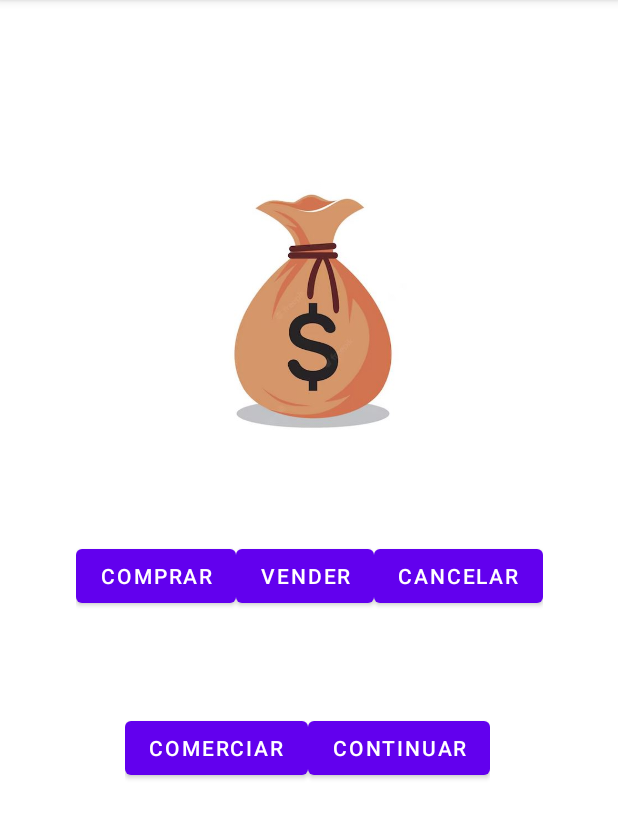
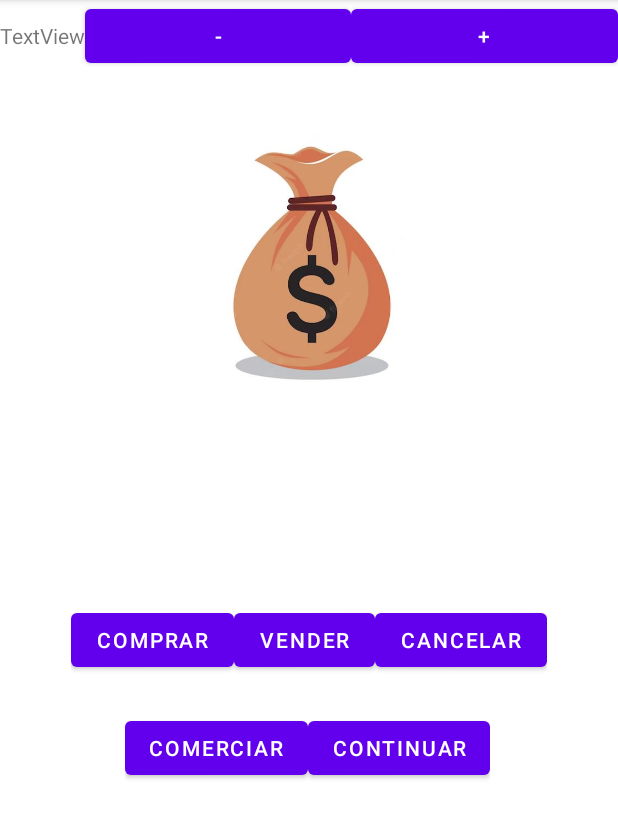
Before and after one commit to eduflo957/multimedia_t10, an Android app: the PantallaMercader screen opened directly, with no data from a screen before it, on a phone screen of 412 x 824 dp, the part 84-923 px from its top. Run offline under Robolectric (Android 15) with nearby library versions, the phone set to English and light mode, and no system bars.

Commit message:
t12 empezada

```diff
--- a/app/src/main/res/layout/activity_pantalla_mercader.xml
+++ b/app/src/main/res/layout/activity_pantalla_mercader.xml
@@ -10,11 +10,38 @@
         android:id="@+id/imageView"
         android:layout_width="200sp"
         android:layout_height="200sp"
-        android:layout_marginTop="112dp"
+        android:layout_marginTop="80dp"
         app:layout_constraintEnd_toEndOf="parent"
+        app:layout_constraintHorizontal_bias="0.497"
         app:layout_constraintStart_toStartOf="parent"
         app:layout_constraintTop_toTopOf="parent"
         app:srcCompat="@drawable/img_campito" />
+
+    <LinearLayout
+        android:layout_width="match_parent"
+        android:layout_height="match_parent"
+        android:orientation="horizontal">
+
+        <TextView
+            android:id="@+id/textView3"
+            android:layout_width="wrap_content"
+            android:layout_height="wrap_content"
+            android:text="TextView" />
+
+        <Button
+            android:id="@+id/botonMenos"
+            android:layout_width="wrap_content"
+            android:layout_height="wrap_content"
+            android:layout_weight="1"
+            android:text="-" />
+
+        <Button
+            android:id="@+id/botonMas"
+            android:layout_width="wrap_content"
+            android:layout_height="wrap_content"
+            android:layout_weight="1"
+            android:text="+" />
+    </LinearLayout>
 
     <LinearLayout
         android:id="@+id/linear1"
@@ -42,34 +69,37 @@
     </LinearLayout>
 
     <LinearLayout
-        android:layout_width="wrap_content"
-        android:layout_height="wrap_content"
+        android:id="@+id/linearLayout"
+        android:layout_width="317dp"
+        android:layout_height="60dp"
         android:orientation="horizontal"
         app:layout_constraintBottom_toBottomOf="parent"
         app:layout_constraintEnd_toEndOf="parent"
         app:layout_constraintStart_toStartOf="parent"
-        app:layout_constraintTop_toTopOf="parent">
+        app:layout_constraintTop_toTopOf="parent"
+        app:layout_constraintVertical_bias="0.569">
 
         <Button
-            android:id="@+id/button4"
+            android:id="@+id/botonComprar"
             android:layout_width="wrap_content"
             android:layout_height="wrap_content"
             android:layout_weight="1"
             android:text="Comprar" />
 
         <Button
-            android:id="@+id/button5"
+            android:id="@+id/botonVender"
             android:layout_width="wrap_content"
             android:layout_height="wrap_content"
             android:layout_weight="1"
             android:text="Vender" />
 
         <Button
-            android:id="@+id/button6"
+            android:id="@+id/botonCancelar"
             android:layout_width="wrap_content"
             android:layout_height="wrap_content"
             android:layout_weight="1"
             android:text="Cancelar" />
+
     </LinearLayout>
 
 </androidx.constraintlayout.widget.ConstraintLayout>
```
Also changed, not shown: app/src/main/java/com/example/multimedia_t10/PantallaMercader.kt (+72 -5 lines), app/src/main/java/com/example/multimedia_t10/utilidades.kt (line endings or trailing spaces).
